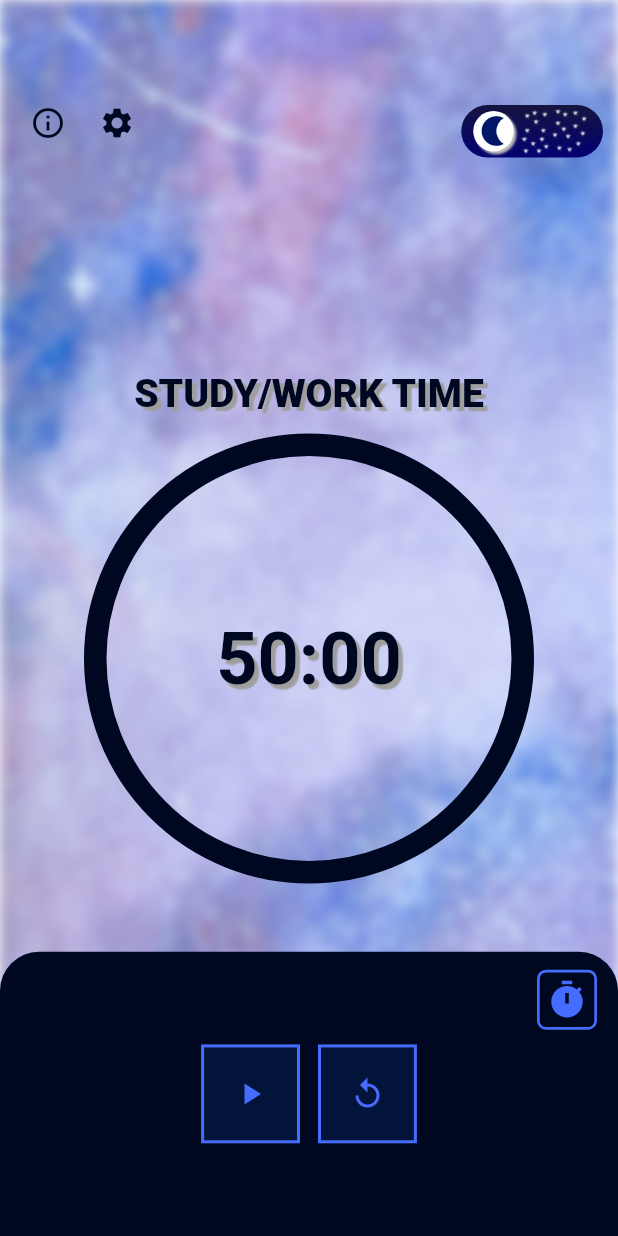
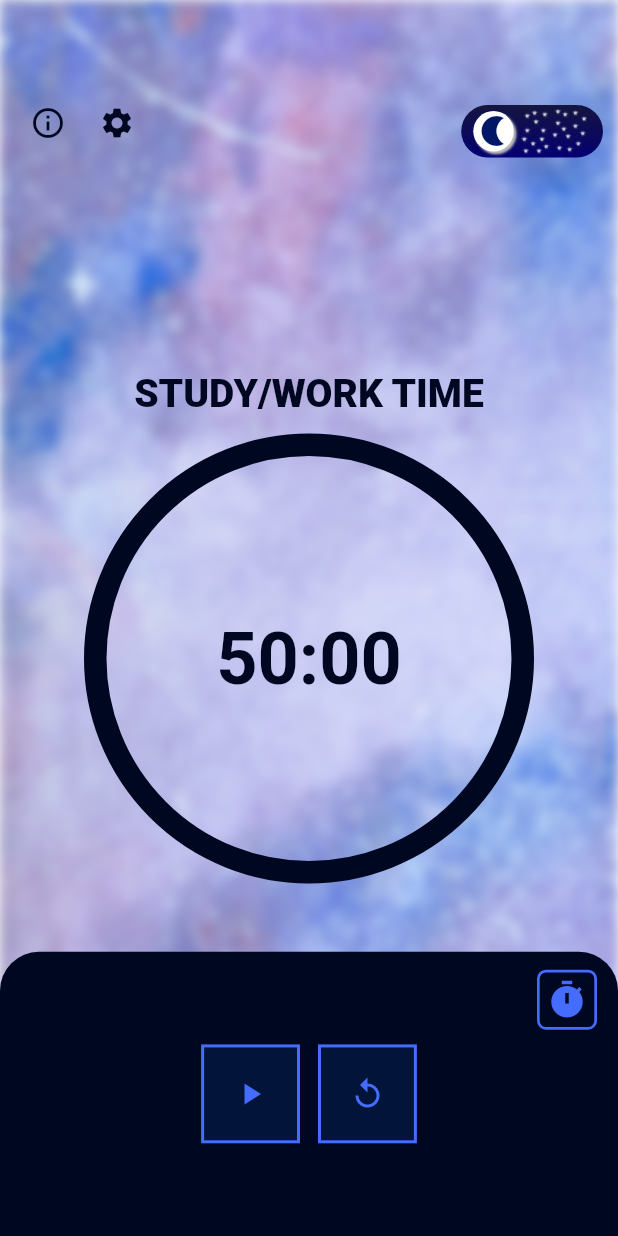
Before and after one commit to feliper2002/anime-work-TiMa, a Flutter app: the screen it shows after launch, after a tap on the "wb sunny" icon, on a phone screen of 412 x 824 dp. Run offline on Flutter 3.47's test engine with Material 2 defaults, Android fonts, the phone set to English and light mode, and no system bars; drawn by our look-alikes of percent_indicator; our stand-ins replace flutter_mobx, flutter_modular, mobx, shared_preferences; generated files the repository leaves out were written again.

Commit message:
Removing timer text shadows

```diff
--- a/lib/modules/home/presenter/widgets/timer_clock.dart
+++ b/lib/modules/home/presenter/widgets/timer_clock.dart
@@ -36,15 +36,6 @@ class _TimerClockState extends State<TimerClock> {
                 fontSize: 26,
                 color: mainColor,
                 fontWeight: FontWeight.w900,
-                shadows: !widget.mode!
-                    ? [
-                        Shadow(
-                          color: Colors.grey,
-                          offset: Offset(3, 3),
-                          blurRadius: .5,
-                        ),
-                      ]
-                    : [],
               )),
           margin: const EdgeInsets.symmetric(vertical: 12),
         ),
@@ -67,15 +58,6 @@ class _TimerClockState extends State<TimerClock> {
               fontSize: 48,
               fontWeight: FontWeight.w700,
               color: mainColor,
-              shadows: !widget.mode!
-                  ? [
-                      Shadow(
-                        color: Colors.grey,
-                        offset: Offset(3, 3),
-                        blurRadius: .5,
-                      ),
-                    ]
-                  : [],
             ),
           );
         }),
```
